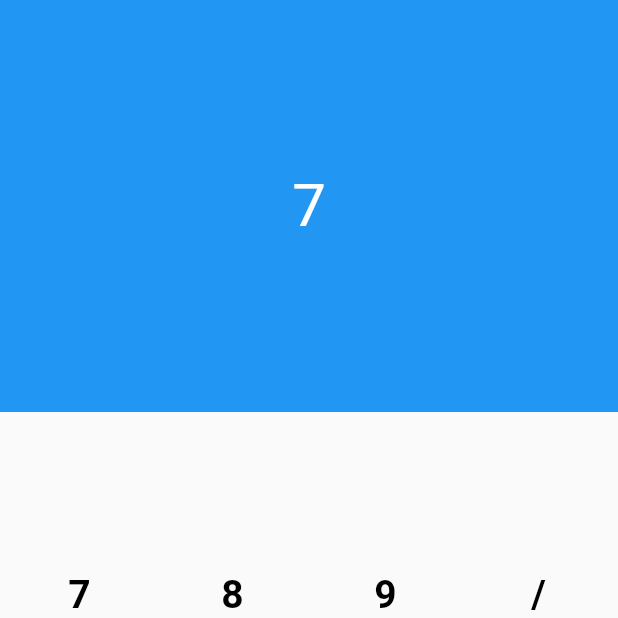
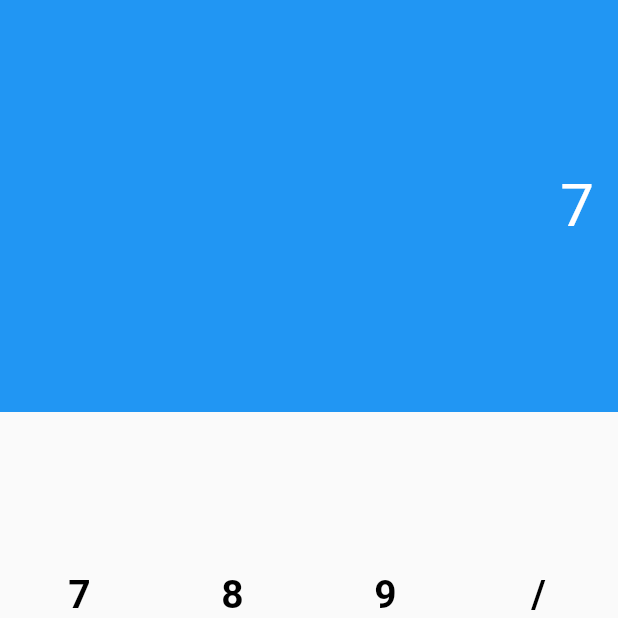
Before and after one commit to simonesestito/flutter-calculator, a Flutter app: the screen it shows after launch, after a tap on an icon or button, on a phone screen of 412 x 824 dp, the top half of it. Run offline on Flutter 3.47's test engine with Material 2 defaults, Android fonts, the phone set to English and light mode, and no system bars.

Commit message:
New layout

```diff
--- a/lib/main.dart
+++ b/lib/main.dart
@@ -45,34 +45,68 @@ class Display extends StatefulWidget {
 
 class DisplayState extends State<Display> {
   var _expression = '';
-  var _resultDisplayed = false;
+  var _result = '';
 
   @override
   Widget build(BuildContext context) {
+    var views = <Widget>[
+      new Expanded(
+          flex: 1,
+          child: new Row(
+            children: <Widget>[
+              new Expanded(
+                  child: new Text(
+                    _expression,
+                    textAlign: TextAlign.right,
+                    style: new TextStyle(
+                      fontSize: 40.0,
+                      color: Colors.white,
+                    ),
+                  ))
+            ],
+          )),
+    ];
+
+    if (_result.isNotEmpty) {
+      views.add(new Expanded(
+          flex: 1,
+          child: new Row(
+            children: <Widget>[
+              new Expanded(
+                  child: new Text(
+                    _result,
+                    textAlign: TextAlign.right,
+                    style: new TextStyle(
+                      fontSize: 40.0,
+                      color: Colors.white,
+                    ),
+                  ))
+            ],
+          )),
+      );
+    }
+
     return new Expanded(
         flex: 2,
         child: new Container(
           color: Theme
               .of(context)
               .primaryColor,
-          child: new Center(
-            child: new Text(
-              _expression,
-              textAlign: TextAlign.end,
-              style: new TextStyle(
-                fontSize: 40.0,
-                color: Colors.white,
-              ),
-            ),
+          padding: const EdgeInsets.all(16.0),
+          child: new Column(
+            children: views,
           ),
         ));
   }
 }
 
-bool _addKey(String key) {
+void _addKey(String key) {
   var _expr = _displayState._expression;
-  var _result = false;
-  if (_displayState._resultDisplayed) _expr = '';
+  var _result = '';
+  if (_displayState._result.isNotEmpty) {
+    _expr = '';
+    _result = '';
+  }
 
   if (operators.contains(key)) {
     // Handle as an operator
@@ -91,18 +125,16 @@ bool _addKey(String key) {
   } else if (key == '=') {
     try {
       var parser = const Parser();
-      _expr += ' = ' + parser.parseExpression(_expr).toString();
-      _result = true;
+      _result = parser.parseExpression(_expr).toString();
     } on Error {
-      return false;
+      _result = 'Error';
     }
   }
   // ignore: invalid_use_of_protected_member
   _displayState.setState(() {
     _displayState._expression = _expr;
-    _displayState._resultDisplayed = _result;
+    _displayState._result = _result;
   });
-  return true;
 }
 
 class Keyboard extends StatelessWidget {
@@ -122,11 +154,11 @@ class Keyboard extends StatelessWidget {
                 crossAxisSpacing: 4.0,
                 children: <String>[
                   // @formatter:off
-              '7', '8', '9', '/',
-              '4', '5', '6', '*',
-              '1', '2', '3', '-',
-              'C', '0', '=', '+',
-              // @formatter:on
+                  '7', '8', '9', '/',
+                  '4', '5', '6', '*',
+                  '1', '2', '3', '-',
+                  'C', '0', '=', '+',
+                  // @formatter:on
                 ].map((key) {
                   return new GridTile(
                     child: new KeyboardKey(key),
@@ -158,12 +190,7 @@ class KeyboardKey extends StatelessWidget {
           .of(context)
           .scaffoldBackgroundColor,
       onPressed: () {
-        var success = _addKey(_keyValue);
-        if (!success) {
-          Scaffold.of(context).showSnackBar(new SnackBar(
-            content: new Text('Error'),
-          ));
-        }
+        _addKey(_keyValue);
       },
     );
   }
```
Also changed, not shown: 1 other file.
